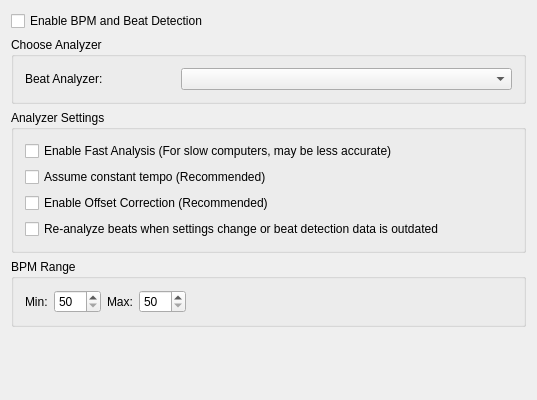
This is src/dlgprefbeatsdlg.ui in ywwg/mixxx as Qt 5 draws it before an edit. The edited form follows.
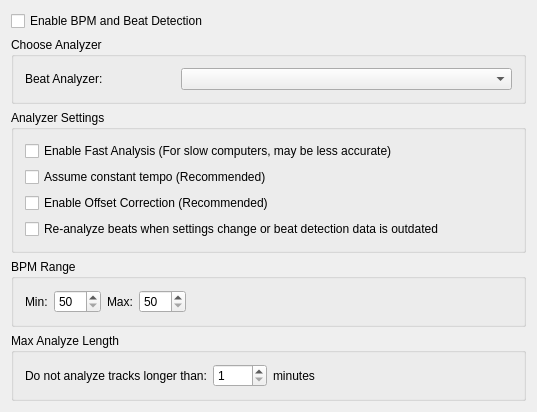
This is the edited form.

Commit message: Fix max analyze length feature

```diff
--- a/src/dlgprefbeatsdlg.ui
+++ b/src/dlgprefbeatsdlg.ui
@@ -26,6 +26,55 @@
     </widget>
    </item>
    <item row="5" column="0">
+    <widget class="QGroupBox" name="groupBox_4">
+     <property name="title">
+      <string>Max Analyze Length</string>
+     </property>
+     <layout class="QHBoxLayout" name="horizontalLayout_4">
+      <item>
+       <widget class="QLabel" name="label_5">
+        <property name="text">
+         <string>Do not analyze tracks longer than:</string>
+        </property>
+       </widget>
+      </item>
+      <item>
+       <widget class="QSpinBox" name="txtMaxLen">
+        <property name="toolTip">
+         <string/>
+        </property>
+        <property name="minimum">
+         <number>1</number>
+        </property>
+        <property name="maximum">
+         <number>1000</number>
+        </property>
+       </widget>
+      </item>
+      <item>
+       <widget class="QLabel" name="label_4">
+        <property name="text">
+         <string>minutes</string>
+        </property>
+       </widget>
+      </item>
+      <item>
+       <spacer name="horizontalSpacer_3">
+        <property name="orientation">
+         <enum>Qt::Horizontal</enum>
+        </property>
+        <property name="sizeHint" stdset="0">
+         <size>
+          <width>40</width>
+          <height>20</height>
+         </size>
+        </property>
+       </spacer>
+      </item>
+     </layout>
+    </widget>
+   </item>
+   <item row="6" column="0">
     <spacer name="verticalSpacer">
      <property name="orientation">
       <enum>Qt::Vertical</enum>
```
Left out of the diff: 12 changed lines with no effect on the pictures.
